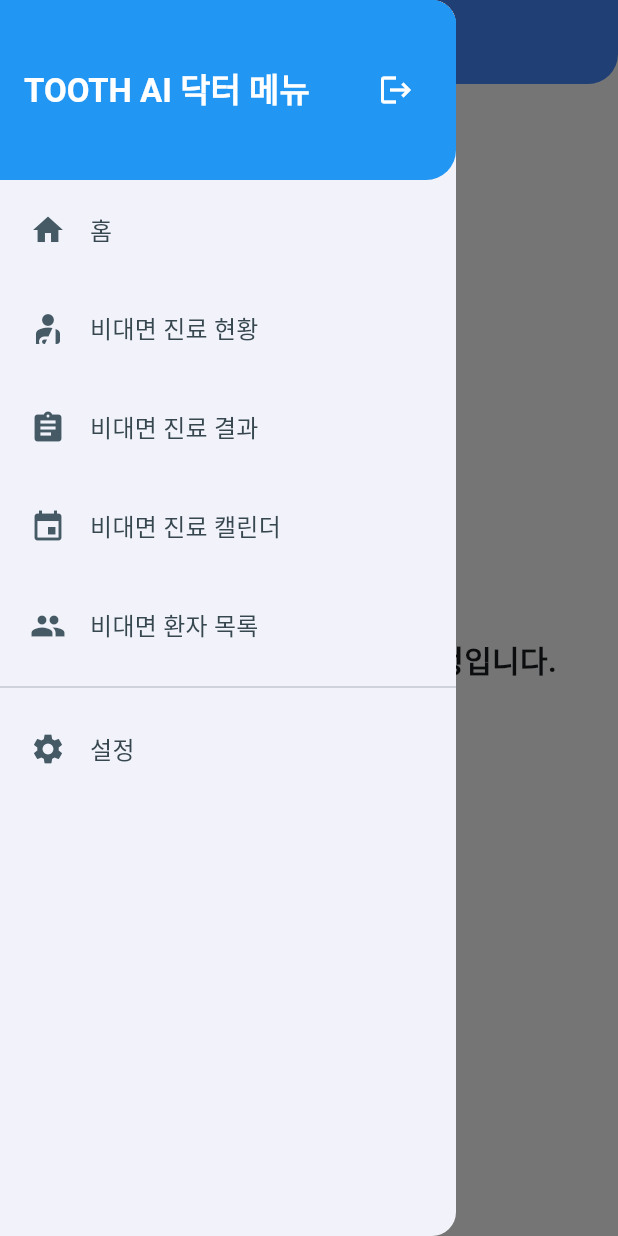
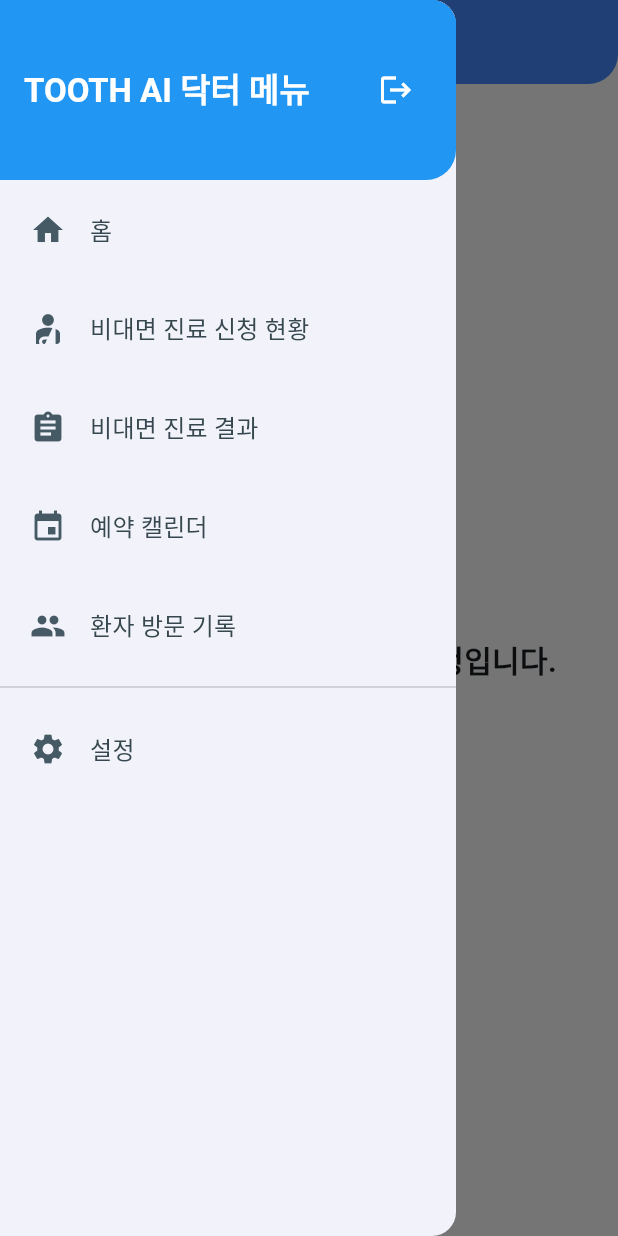
Before and after one commit to Lee-Jong-Hyuk-92/MediTooth, a Flutter app: the DTelemedicineApplicationScreen screen opened by its route, with the side drawer open, on a phone screen of 412 x 824 dp. Run offline on Flutter 3.47's test engine with Material 3 defaults, Android fonts, the phone set to English and light mode, and no system bars; our stand-ins replace go_router, image_picker, permission_handler, plugin_platform_interface.

Commit message:
2507161528

```diff
--- a/example/lib/presentation/screens/doctor/d_real_home_screen.dart
+++ b/example/lib/presentation/screens/doctor/d_real_home_screen.dart
@@ -19,10 +19,10 @@ class DoctorDrawer extends StatelessWidget {
         children: [
           _buildHeader(context),
           _drawerItem(context, Icons.home, '홈', '/d_home'),
-          _drawerItem(context, Icons.personal_injury, '비대면 진료 현황', '/d_dashboard'),
+          _drawerItem(context, Icons.personal_injury, '비대면 진료 신청 현황', '/d_dashboard'),
           _drawerItem(context, Icons.assignment, '비대면 진료 결과', '/d_inference_result'),
-          _drawerItem(context, Icons.event, '비대면 진료 캘린더', '/d_calendar'),
-          _drawerItem(context, Icons.people, '비대면 환자 목록', '/d_patients'),
+          _drawerItem(context, Icons.event, '예약 캘린더', '/d_calendar'),
+          _drawerItem(context, Icons.people, '환자 방문 기록', '/d_patients'),
           const Divider(),
           _drawerItem(context, Icons.settings, '설정', '/d_settings'),
         ],
--- a/example/lib/presentation/screens/doctor/d_telemedicine_application_screen.dart
+++ b/example/lib/presentation/screens/doctor/d_telemedicine_application_screen.dart
@@ -10,7 +10,7 @@ class DTelemedicineApplicationScreen extends StatelessWidget {
   Widget build(BuildContext context) {
     return Scaffold(
       appBar: AppBar(
-        title: const Text('비대면 진료 신청'),
+        title: const Text('비대면 진료 현황'),
         backgroundColor: Colors.blueAccent,
         elevation: 0,
         shape: const RoundedRectangleBorder(
```
